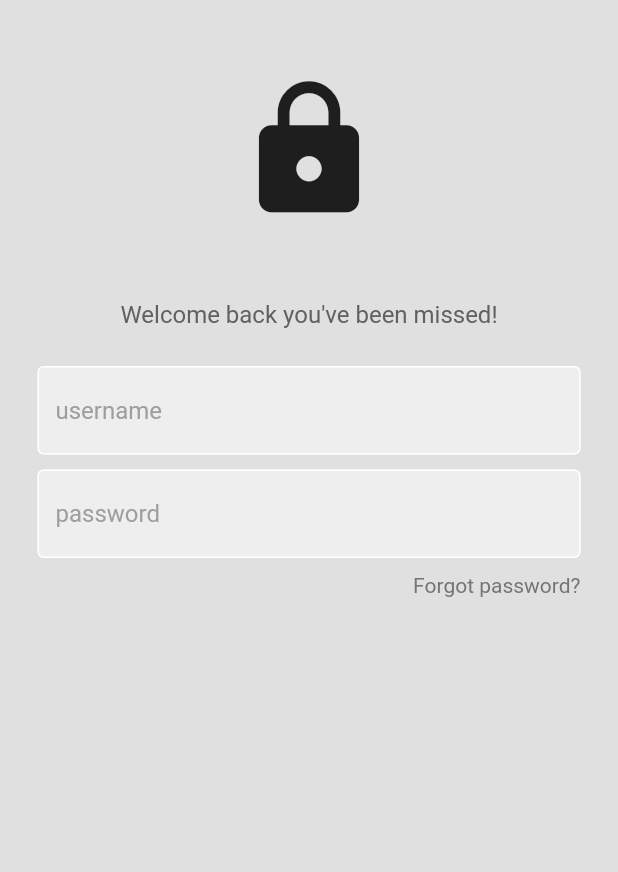
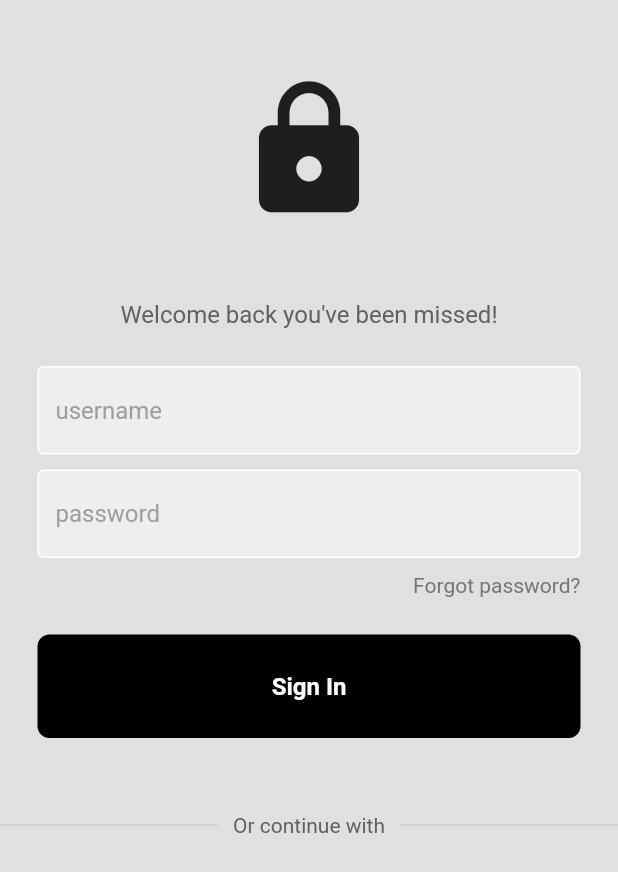
Before and after one commit to Belsinghferrus/authentication_flutter, a Flutter app: the screen it shows after launch, on a phone screen of 412 x 824 dp. Shown: the top 872 px of the screen. Run offline on Flutter 3.47's test engine with Material 2 defaults, Android fonts, the phone set to English and light mode, and no system bars.

Commit message:
Sign in button

```diff
--- /dev/null
+++ b/lib/components/my_button.dart
@@ -0,0 +1,36 @@
+import 'package:flutter/material.dart';
+
+class MyButton extends StatelessWidget {
+  final String text;
+  final Function()? onTap;
+  MyButton({
+    super.key,
+    required this.text,
+    required this.onTap,
+  });
+
+  @override
+  Widget build(BuildContext context) {
+    return GestureDetector(
+      onTap: onTap,
+      child: Container(
+        padding: EdgeInsets.all(25),
+        margin: EdgeInsets.symmetric(horizontal: 25),
+        decoration: BoxDecoration(
+          color: Colors.black,
+          borderRadius: BorderRadius.circular(8),
+        ),
+        child: Center(
+          child: Text(
+            text,
+            style: const TextStyle(
+              color: Colors.white,
+              fontWeight: FontWeight.bold,
+              fontSize: 16,
+            ),
+          ),
+        ),
+      ),
+    );
+  }
+}
--- a/lib/pages/login_page.dart
+++ b/lib/pages/login_page.dart
@@ -1,3 +1,4 @@
+import 'package:authentication_flutter/components/my_button.dart';
 import 'package:authentication_flutter/components/my_textfield.dart';
 import 'package:flutter/material.dart';
 
@@ -7,6 +8,9 @@
   //text editing controller
   final usernameController = TextEditingController();
   final passwordController = TextEditingController();
+
+  //sign in user
+  void signUserIn() {}
 
   @override
   Widget build(BuildContext context) {
@@ -69,10 +73,46 @@
               const SizedBox(height: 25),
 
               //sign in button
+              MyButton(
+                text: "Sign In",
+                onTap: signUserIn,
+              ),
+
+              const SizedBox(height: 50),
 
               //or continue with
+              Row(
+                children: [
+                  Expanded(
+                    child: Divider(
+                      thickness: 0.5,
+                      color: Colors.grey[400],
+                    ),
+                  ),
+                  Padding(
+                    padding: const EdgeInsets.symmetric(horizontal: 10),
+                    child: Text(
+                      'Or continue with',
+                      style: TextStyle(
+                        color: Colors.grey[700],
+                      ),
+                    ),
+                  ),
+                  Expanded(
+                    child: Divider(
+                      thickness: 0.5,
+                      color: Colors.grey[400],
+                    ),
+                  ),
+                ],
+              ),
 
               //google or apple
+              // Row(
+              //   children: [
+
+              //   ],
+              // )
 
               // not a member? register now
             ],
```
